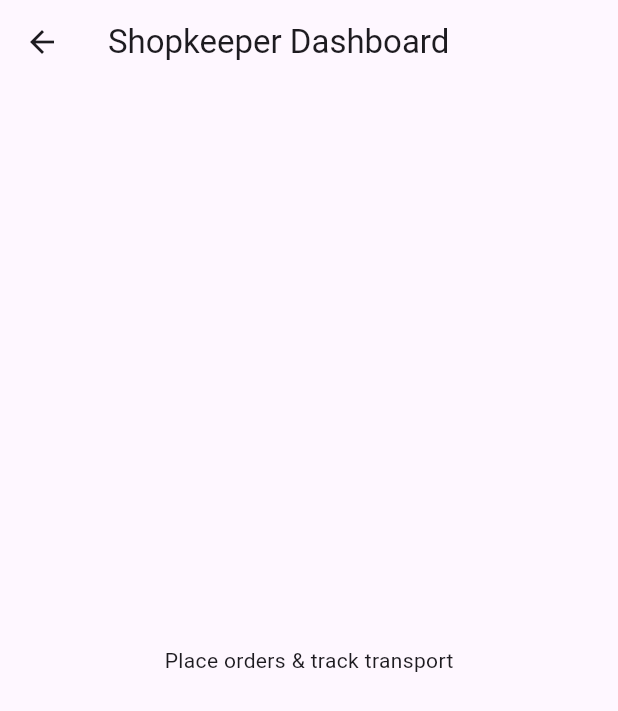
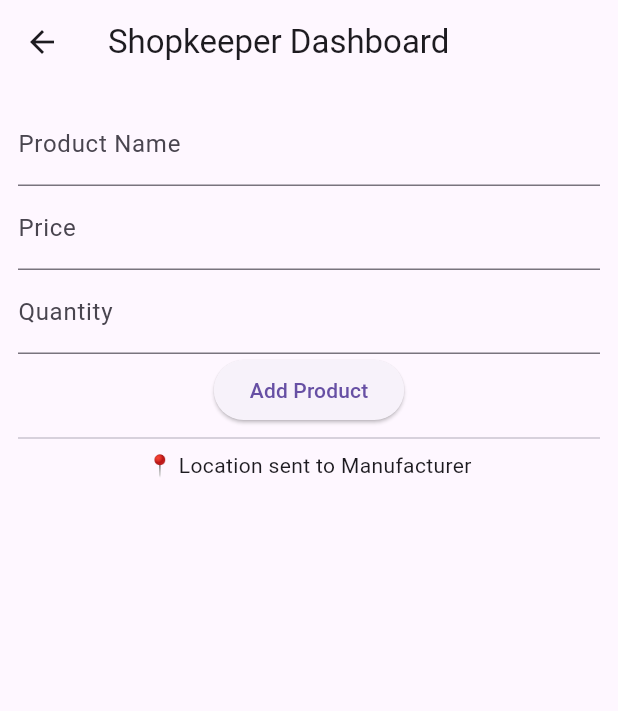
Before and after one commit to aanjeneykodesia-web/Aanjeney-, a Flutter app: the ShopkeeperDashboard screen opened directly, on a phone screen of 412 x 824 dp. Shown: the top 711 px of the screen. Run offline on Flutter 3.47's test engine with Material 3 defaults, Android fonts, the phone set to English and light mode, and no system bars.

Commit message:
Convert ShopkeeperDashboard to StatefulWidget
Refactor ShopkeeperDashboard to use StatefulWidget and add product input fields.

```diff
--- a/lib/shopkeeper_dashboard.dart
+++ b/lib/shopkeeper_dashboard.dart
@@ -1,14 +1,47 @@
 import 'package:flutter/material.dart';
+import '../models/product_model.dart';
 
-class ShopkeeperDashboard extends StatelessWidget {
+class ShopkeeperDashboard extends StatefulWidget {
   const ShopkeeperDashboard({super.key});
+
+  @override
+  State<ShopkeeperDashboard> createState() => _ShopkeeperDashboardState();
+}
+
+class _ShopkeeperDashboardState extends State<ShopkeeperDashboard> {
+  List<Product> products = [];
+
+  final nameCtrl = TextEditingController();
+  final priceCtrl = TextEditingController();
+  final qtyCtrl = TextEditingController();
 
   @override
   Widget build(BuildContext context) {
     return Scaffold(
       appBar: AppBar(title: const Text("Shopkeeper Dashboard")),
-      body: const Center(
-        child: Text("Place orders & track transport"),
+      body: Padding(
+        padding: const EdgeInsets.all(12),
+        child: Column(
+          children: [
+            TextField(controller: nameCtrl, decoration: const InputDecoration(labelText: "Product Name")),
+            TextField(controller: priceCtrl, decoration: const InputDecoration(labelText: "Price")),
+            TextField(controller: qtyCtrl, decoration: const InputDecoration(labelText: "Quantity")),
+            ElevatedButton(
+              onPressed: () {
+                setState(() {
+                  products.add(Product(
+                    name: nameCtrl.text,
+                    price: double.parse(priceCtrl.text),
+                    quantity: int.parse(qtyCtrl.text),
+                  ));
+                });
+              },
+              child: const Text("Add Product"),
+            ),
+            const Divider(),
+            const Text("📍 Location sent to Manufacturer"),
+          ],
+        ),
       ),
     );
   }
```
